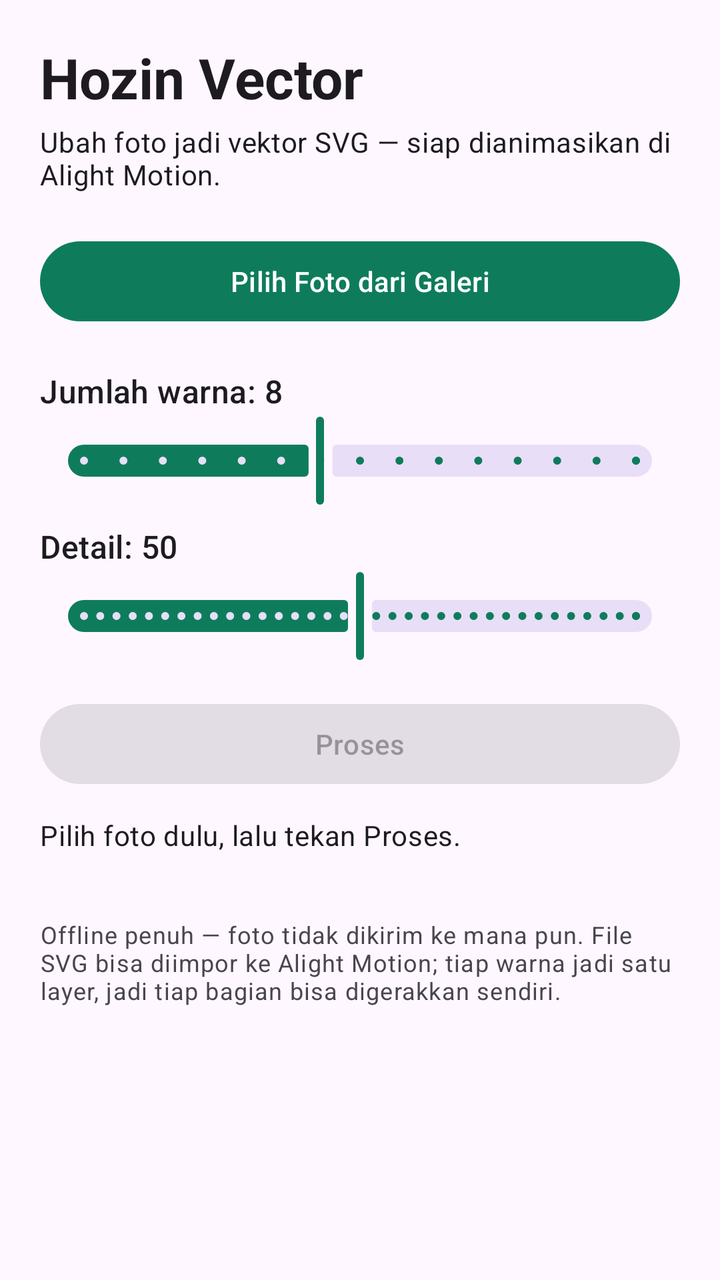
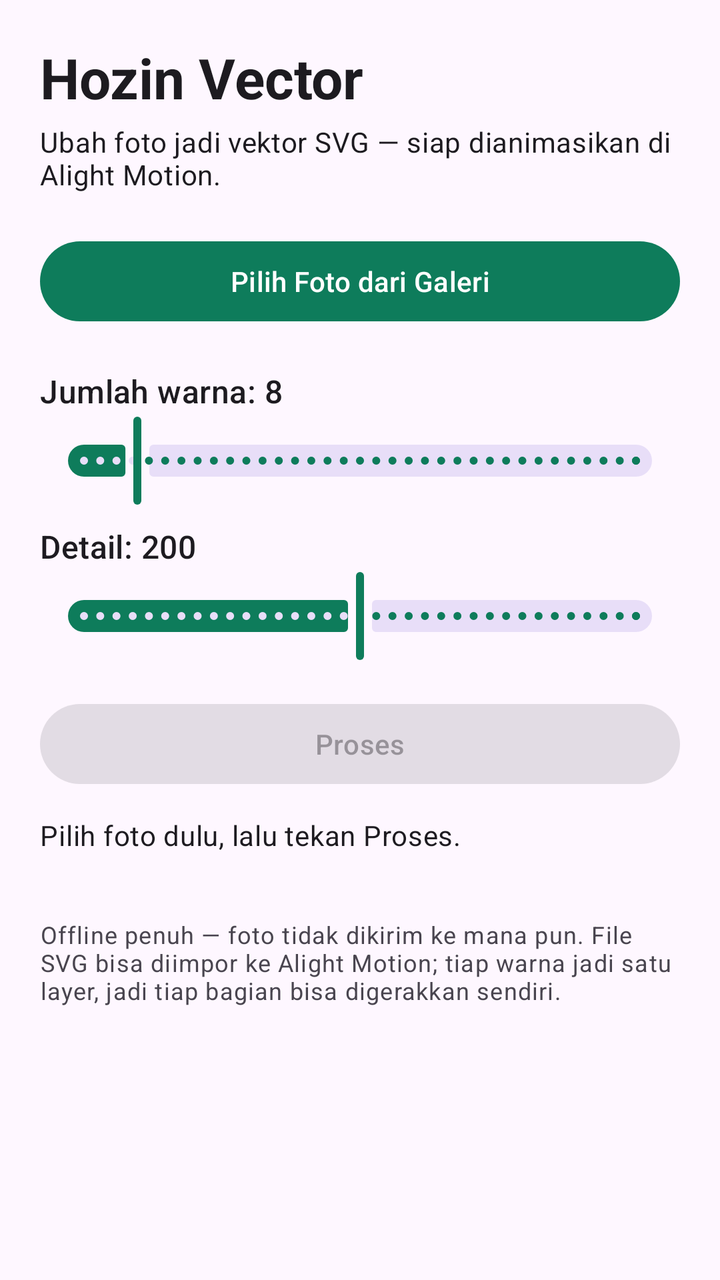

Screens rendered from an Android XML layout before and after an edit, with the pre-edit source and the edit as a unified diff.
<!-- AndroidManifest.xml: application theme Theme.HozinVector -->
<!-- res/layout/activity_main.xml -->
<?xml version="1.0" encoding="utf-8"?>
<ScrollView xmlns:android="http://schemas.android.com/apk/res/android"
    xmlns:app="http://schemas.android.com/apk/res-auto"
    android:layout_width="match_parent"
    android:layout_height="match_parent"
    android:fillViewport="true">

    <LinearLayout
        android:layout_width="match_parent"
        android:layout_height="wrap_content"
        android:orientation="vertical"
        android:padding="20dp">

        <TextView
            android:layout_width="wrap_content"
            android:layout_height="wrap_content"
            android:text="@string/app_name"
            android:textAppearance="?attr/textAppearanceHeadlineMedium"
            android:textStyle="bold" />

        <TextView
            android:layout_width="wrap_content"
            android:layout_height="wrap_content"
            android:layout_marginTop="4dp"
            android:text="@string/subtitle"
            android:textAppearance="?attr/textAppearanceBodyMedium" />

        <com.google.android.material.button.MaterialButton
            android:id="@+id/btn_pick"
            android:layout_width="match_parent"
            android:layout_height="wrap_content"
            android:layout_marginTop="20dp"
            android:text="@string/pick_photo" />

        <ImageView
            android:id="@+id/img_source"
            android:layout_width="match_parent"
            android:layout_height="180dp"
            android:layout_marginTop="12dp"
            android:scaleType="fitCenter"
            android:visibility="gone" />

        <TextView
            android:id="@+id/lbl_colors"
            android:layout_width="wrap_content"
            android:layout_height="wrap_content"
            android:layout_marginTop="20dp"
            android:text="@string/colors_label_default"
            android:textAppearance="?attr/textAppearanceTitleMedium" />

        <com.google.android.material.slider.Slider
            android:id="@+id/slider_colors"
            android:layout_width="match_parent"
            android:layout_height="wrap_content"
            android:value="8"
            android:valueFrom="2"
            android:valueTo="16"
            android:stepSize="1" />

        <TextView
            android:id="@+id/lbl_detail"
            android:layout_width="wrap_content"
            android:layout_height="wrap_content"
            android:layout_marginTop="8dp"
            android:text="@string/detail_label_default"
            android:textAppearance="?attr/textAppearanceTitleMedium" />

        <com.google.android.material.slider.Slider
            android:id="@+id/slider_detail"
            android:layout_width="match_parent"
            android:layout_height="wrap_content"
            android:value="50"
            android:valueFrom="0"
            android:valueTo="100"
            android:stepSize="1" />

        <com.google.android.material.button.MaterialButton
            android:id="@+id/btn_process"
            android:layout_width="match_parent"
            android:layout_height="wrap_content"
            android:layout_marginTop="16dp"
            android:enabled="false"
            android:text="@string/process" />

        <ProgressBar
            android:id="@+id/progress"
            android:layout_width="wrap_content"
            android:layout_height="wrap_content"
            android:layout_gravity="center_horizontal"
            android:layout_marginTop="12dp"
            android:visibility="gone" />

        <TextView
            android:id="@+id/txt_status"
            android:layout_width="wrap_content"
            android:layout_height="wrap_content"
            android:layout_marginTop="12dp"
            android:text="@string/status_pick"
            android:textAppearance="?attr/textAppearanceBodyMedium" />

        <TextView
            android:id="@+id/lbl_preview"
            android:layout_width="wrap_content"
            android:layout_height="wrap_content"
            android:layout_marginTop="20dp"
            android:text="@string/preview_label"
            android:textAppearance="?attr/textAppearanceTitleMedium"
            android:visibility="gone" />

        <ImageView
            android:id="@+id/img_preview"
            android:layout_width="match_parent"
            android:layout_height="240dp"
            android:layout_marginTop="8dp"
            android:scaleType="fitCenter"
            android:visibility="gone" />

        <TextView
            android:id="@+id/txt_stats"
            android:layout_width="wrap_content"
            android:layout_height="wrap_content"
            android:layout_marginTop="8dp"
            android:textAppearance="?attr/textAppearanceBodyMedium"
            android:visibility="gone" />

        <LinearLayout
            android:layout_width="match_parent"
            android:layout_height="wrap_content"
            android:layout_marginTop="12dp"
            android:orientation="horizontal">

            <com.google.android.material.button.MaterialButton
                android:id="@+id/btn_copy"
                android:layout_width="0dp"
                android:layout_height="wrap_content"
                android:layout_weight="1"
                android:text="@string/copy"
                android:visibility="gone" />

            <com.google.android.material.button.MaterialButton
                android:id="@+id/btn_save"
                android:layout_width="0dp"
                android:layout_height="wrap_content"
                android:layout_marginStart="8dp"
                android:layout_weight="1"
                android:text="@string/save"
                android:visibility="gone" />

            <com.google.android.material.button.MaterialButton
                android:id="@+id/btn_share"
                android:layout_width="0dp"
                android:layout_height="wrap_content"
                android:layout_marginStart="8dp"
                android:layout_weight="1"
                android:text="@string/share"
                android:visibility="gone" />
        </LinearLayout>

        <TextView
            android:layout_width="wrap_content"
            android:layout_height="wrap_content"
            android:layout_marginTop="20dp"
            android:text="@string/offline_note"
            android:textAppearance="?attr/textAppearanceBodySmall" />

    </LinearLayout>
</ScrollView>
<!-- resources referenced by this layout -->
<resources>
  <string name="app_name">Hozin Vector</string>
  <string name="colors_label_default">Jumlah warna: 8</string>
  <string name="copy">Salin</string>
  <string name="detail_label_default">Detail: 50</string>
  <string name="offline_note">Offline penuh — foto tidak dikirim ke mana pun. File SVG bisa diimpor ke Alight Motion; tiap warna jadi satu layer, jadi tiap bagian bisa digerakkan sendiri.</string>
  <string name="pick_photo">Pilih Foto dari Galeri</string>
  <string name="preview_label">Hasil (preview)</string>
  <string name="process">Proses</string>
  <string name="save">Simpan</string>
  <string name="share">Bagikan</string>
  <string name="status_pick">Pilih foto dulu, lalu tekan Proses.</string>
  <string name="subtitle">Ubah foto jadi vektor SVG — siap dianimasikan di Alight Motion.</string>
  <style name="Theme.HozinVector" parent="Theme.Material3.DayNight.NoActionBar">
          <item name="colorPrimary">@color/green_primary</item>
          <item name="colorPrimaryDark">@color/green_dark</item>
          <item name="colorAccent">@color/green_primary</item>
      </style>
  <color name="green_primary">#0E7C5B</color>
  <color name="green_dark">#0A5C44</color>
</resources>

<!-- the commit's change to res/layout/activity_main.xml (unified diff, before → after) -->
@@ -54,7 +54,7 @@
             android:layout_height="wrap_content"
             android:value="8"
             android:valueFrom="2"
-            android:valueTo="16"
+            android:valueTo="64"
             android:stepSize="1" />
 
         <TextView
@@ -69,9 +69,9 @@
             android:id="@+id/slider_detail"
             android:layout_width="match_parent"
             android:layout_height="wrap_content"
-            android:value="50"
+            android:value="200"
             android:valueFrom="0"
-            android:valueTo="100"
+            android:valueTo="400"
             android:stepSize="1" />
 
         <com.google.android.material.button.MaterialButton
<!-- resource entries referenced after the edit -->
@@ -3,7 +3,7 @@
   <string name="app_name">Hozin Vector</string>
   <string name="colors_label_default">Jumlah warna: 8</string>
   <string name="copy">Salin</string>
-  <string name="detail_label_default">Detail: 50</string>
+  <string name="detail_label_default">Detail: 200</string>
   <string name="offline_note">Offline penuh — foto tidak dikirim ke mana pun. File SVG bisa diimpor ke Alight Motion; tiap warna jadi satu layer, jadi tiap bagian bisa digerakkan sendiri.</string>
   <string name="pick_photo">Pilih Foto dari Galeri</string>
   <string name="preview_label">Hasil (preview)</string>
